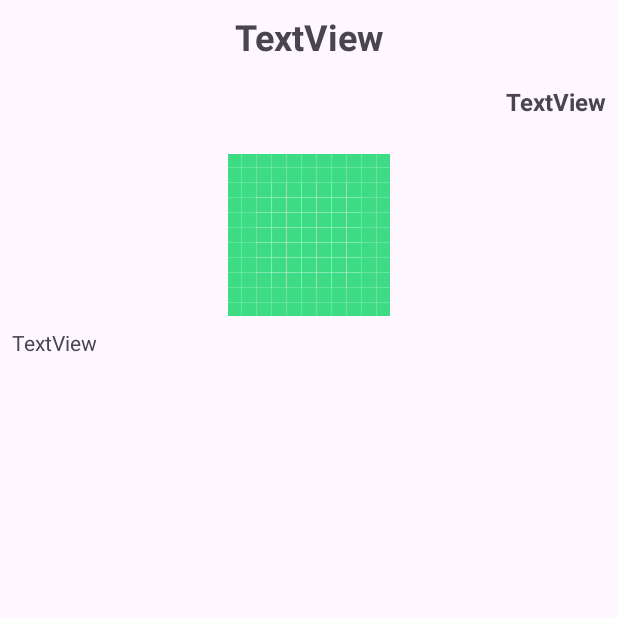
After one commit to YooKyuHwan/MAP_Project, an Android app: the ArticleDetailActivity screen opened directly, with no data from a screen before it, on a phone screen of 412 x 824 dp, the top half of it. The commit adds this screen. Run offline under Robolectric (Android 15) with nearby library versions, the phone set to English and light mode, and no system bars; pictures from the network do not load; 7 statements that could not run were skipped.

Commit message:
Second Activity to read Article

```diff
--- a/app/build.gradle.kts
+++ b/app/build.gradle.kts
@@ -51,4 +51,6 @@ dependencies {
     implementation ("com.squareup.okhttp3:okhttp:4.9.0")
     implementation ("com.github.bumptech.glide:glide:4.13.2")
     annotationProcessor ("com.github.bumptech.glide:compiler:4.13.2")
+
+    implementation ("org.jsoup:jsoup:1.14.3")
 }
--- /dev/null
+++ b/app/src/main/java/edu/skku/cs/myapplication/ArticleDetailActivity.kt
@@ -0,0 +1,95 @@
+package edu.skku.cs.myapplication
+
+import androidx.appcompat.app.AppCompatActivity
+import android.os.Bundle
+import android.provider.ContactsContract.CommonDataKinds.Im
+import android.util.Log
+import android.widget.ImageView
+import android.widget.TextView
+import com.bumptech.glide.Glide
+import com.google.gson.Gson
+import kotlinx.coroutines.CoroutineScope
+import kotlinx.coroutines.Dispatchers
+import kotlinx.coroutines.launch
+import okhttp3.Call
+import okhttp3.Callback
+import okhttp3.OkHttpClient
+import okhttp3.Request
+import okhttp3.Response
+import org.jsoup.Jsoup
+import java.io.IOException
+import java.text.SimpleDateFormat
+import java.util.Date
+import java.util.Locale
+import java.util.TimeZone
+
+class ArticleDetailActivity : AppCompatActivity() {
+    override fun onCreate(savedInstanceState: Bundle?) {
+        super.onCreate(savedInstanceState)
+        setContentView(R.layout.activity_article_detail)
+
+        val tvTitle = findViewById<TextView>(R.id.tvTitleDetail)
+        val tvAuthor = findViewById<TextView>(R.id.tvAuthorDetail)
+        val ivImage = findViewById<ImageView>(R.id.ivImageDetail)
+        val tvContent = findViewById<TextView>(R.id.tvContentDetail)
+        val tvSummary = findViewById<TextView>(R.id.tvSummary)
+        val tvDate = findViewById<TextView>(R.id.tvDate)
+
+        val articleJson = intent.getStringExtra("article")
+        val article = Gson().fromJson(articleJson, Article::class.java)
+
+        tvTitle.text = article.title
+        tvAuthor.text = article.author ?: "Unknown Author"
+        tvContent.text = article.content
+
+        val formattedDate = formatDateTime(article.publishedAt.toString())
+        tvDate.text = formattedDate
+        Glide.with(this).load(article.urlToImage).into(ivImage)
+        //og.i("asd", article.publishedAt.toString())
+
+        //textView.text = textContent
+        //textView.visibility = View.VISIBLE
+
+        val client = OkHttpClient()
+        val req = Request.Builder()
+            .url(article.url)
+            .build()
+        client.newCall(req).enqueue(object : Callback{
+            override fun onFailure(call: Call, e: IOException) {
+                TODO("Not yet implemented")
+            }
+
+            override fun onResponse(call: Call, response: Response) {
+                response.body?.let { responseBody ->
+                    val html = responseBody.string()
+                    val doc = Jsoup.parse(html)
+                    val pTags = doc.select("p")
+                    var str = ""
+                    for(pTag in pTags){
+                        val text = pTag.text()
+                        str += text + "\n"
+                    }
+                    Log.i("myLog", str)
+                    CoroutineScope(Dispatchers.Main).launch {
+                        tvContent.text = str
+                    }
+                }
+            }
+        })
+    }
+
+    fun formatDateTime(input: String): String {
+        val inputFormat = SimpleDateFormat("yyyy-MM-dd'T'HH:mm:ss'Z'", Locale.getDefault())
+        inputFormat.timeZone = TimeZone.getTimeZone("UTC")
+
+        val outputFormat = SimpleDateFormat("yyyy-MM-dd HH:mm", Locale.getDefault())
+        outputFormat.timeZone = TimeZone.getDefault()
+
+        val date: Date? = inputFormat.parse(input)
+        return if (date != null) {
+            outputFormat.format(date)
+        } else {
+            "Invalid Date"
+        }
+    }
+}
--- /dev/null
+++ b/app/src/main/res/layout/activity_article_detail.xml
@@ -0,0 +1,99 @@
+<?xml version="1.0" encoding="utf-8"?>
+<androidx.constraintlayout.widget.ConstraintLayout xmlns:android="http://schemas.android.com/apk/res/android"
+    xmlns:app="http://schemas.android.com/apk/res-auto"
+    xmlns:tools="http://schemas.android.com/tools"
+    android:layout_width="match_parent"
+    android:layout_height="match_parent"
+    tools:context=".ArticleDetailActivity">
+
+    <TextView
+        android:id="@+id/tvTitleDetail"
+        android:layout_width="0dp"
+        android:layout_height="wrap_content"
+        android:layout_marginStart="8dp"
+        android:layout_marginTop="8dp"
+        android:layout_marginEnd="8dp"
+        android:text="TextView"
+        android:textAlignment="center"
+        android:gravity="center"
+        android:textSize="24sp"
+        android:textStyle="bold"
+        app:layout_constraintEnd_toEndOf="parent"
+        app:layout_constraintStart_toStartOf="parent"
+        app:layout_constraintTop_toTopOf="parent" />
+
+    <TextView
+        android:id="@+id/tvDate"
+        android:layout_width="wrap_content"
+        android:layout_height="wrap_content"
+        android:layout_marginStart="8dp"
+        android:layout_marginTop="16dp"
+        android:layout_marginBottom="8dp"
+        android:text="TextView"
+        android:textSize="16sp"
+        android:textStyle="bold"
+        app:layout_constraintBottom_toTopOf="@+id/ivImageDetail"
+        app:layout_constraintStart_toStartOf="parent"
+        app:layout_constraintTop_toBottomOf="@+id/tvTitleDetail" />
+
+    <TextView
+        android:id="@+id/tvAuthorDetail"
+        android:layout_width="wrap_content"
+        android:layout_height="wrap_content"
+        android:layout_marginTop="16dp"
+        android:layout_marginEnd="8dp"
+        android:layout_marginBottom="8dp"
+        android:text="TextView"
+        android:textSize="16sp"
+        android:textStyle="bold"
+        app:layout_constraintBottom_toTopOf="@+id/ivImageDetail"
+        app:layout_constraintEnd_toEndOf="parent"
+        app:layout_constraintTop_toBottomOf="@+id/tvTitleDetail" />
+
+    <ImageView
+        android:id="@+id/ivImageDetail"
+        android:layout_width="0dp"
+        android:layout_height="wrap_content"
+        android:layout_marginStart="8dp"
+        android:layout_marginTop="24dp"
+        android:layout_marginEnd="8dp"
+        android:src="@drawable/ic_launcher_background"
+        app:layout_constraintEnd_toEndOf="parent"
+        app:layout_constraintStart_toStartOf="parent"
+        app:layout_constraintTop_toBottomOf="@+id/tvAuthorDetail" />
+
+    <ScrollView
+        android:layout_width="0dp"
+        android:layout_height="0dp"
+        android:layout_marginStart="8dp"
+        android:layout_marginTop="8dp"
+        android:layout_marginEnd="8dp"
+        android:layout_marginBottom="8dp"
+        app:layout_constraintBottom_toBottomOf="parent"
+        app:layout_constraintEnd_toEndOf="parent"
+        app:layout_constraintHorizontal_bias="1.0"
+        app:layout_constraintStart_toStartOf="parent"
+        app:layout_constraintTop_toBottomOf="@+id/ivImageDetail"
+        app:layout_constraintVertical_bias="0.0">
+
+        <LinearLayout
+            android:layout_width="match_parent"
+            android:layout_height="match_parent"
+            android:orientation="vertical">
+
+            <TextView
+                android:id="@+id/tvContentDetail"
+                android:layout_width="match_parent"
+                android:layout_height="wrap_content"
+                android:text="TextView" />
+
+            <TextView
+                android:id="@+id/tvSummary"
+                android:layout_width="match_parent"
+                android:layout_height="wrap_content"
+                android:visibility="gone"
+                android:text="TextView" />
+        </LinearLayout>
+    </ScrollView>
+
+</androidx.constraintlayout.widget.ConstraintLayout>
--- a/app/src/main/res/layout/activity_main.xml
+++ b/app/src/main/res/layout/activity_main.xml
@@ -16,6 +16,7 @@
         app:layout_constraintStart_toStartOf="parent"
         app:layout_constraintTop_toTopOf="parent"
         app:layout_constraintBottom_toBottomOf="parent"
+        android:privateImeOptions="defaultInputmode=korean"
         app:layout_constraintVertical_bias="0.1"
         android:layout_margin="8dp"/>
 
--- a/app/src/main/res/layout/item_news.xml
+++ b/app/src/main/res/layout/item_news.xml
@@ -20,7 +20,7 @@
             android:scaleType="centerCrop" />
 
         <TextView
-            android:id="@+id/tvTitle"
+            android:id="@+id/tvTitleDetail"
             android:layout_width="match_parent"
             android:layout_height="wrap_content"
             android:layout_marginTop="8dp"
```
Also changed, not shown: app/src/main/AndroidManifest.xml (+5 -2 lines), app/src/main/java/edu/skku/cs/myapplication/CustomAdapter.kt (+30 -2 lines), app/src/main/java/edu/skku/cs/myapplication/MainActivity.kt (+42 -17 lines).
